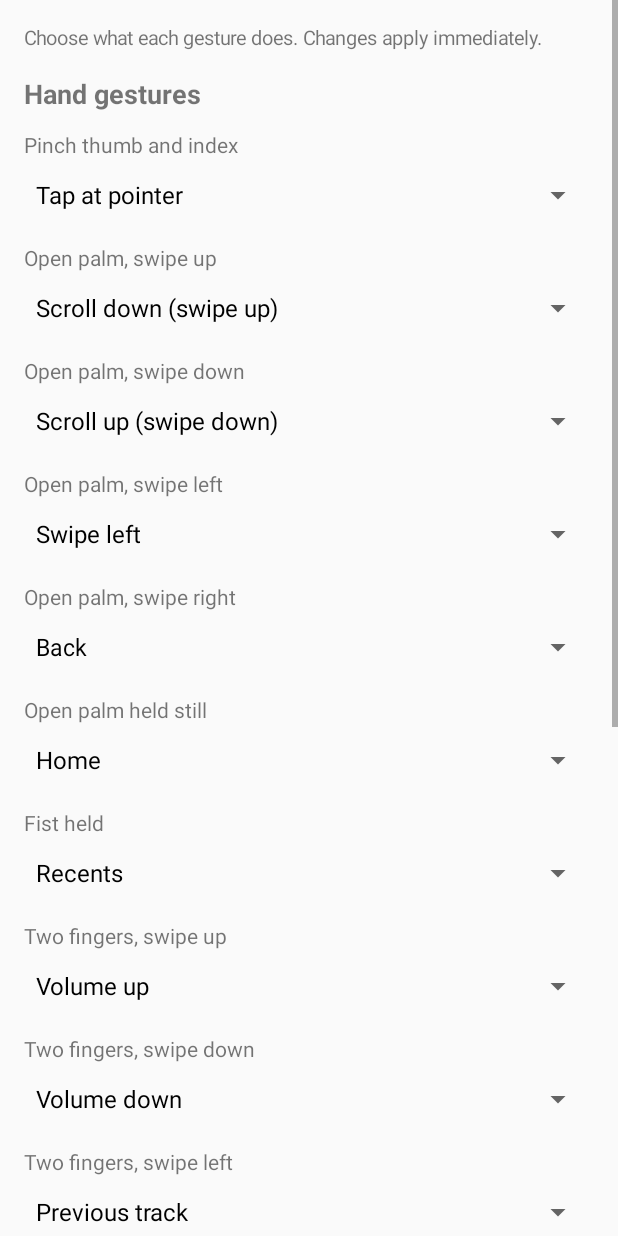
After one commit to di-dk/NoTouch, an Android app: the BindingsActivity screen opened directly, with no data from a screen before it, on a phone screen of 412 x 824 dp. The commit adds this screen. Run offline under Robolectric (Android 15) with nearby library versions, the phone set to English and light mode, and no system bars.

Commit message:
Add gesture actions screen to remap every gesture

```diff
--- a/app/src/main/AndroidManifest.xml
+++ b/app/src/main/AndroidManifest.xml
@@ -30,6 +30,10 @@
             </intent-filter>
         </activity>
 
+        <activity
+            android:name=".BindingsActivity"
+            android:exported="false" />
+
         <service
             android:name=".service.CameraGestureService"
             android:exported="false"
--- /dev/null
+++ b/app/src/main/java/dev/notouch/app/BindingsActivity.kt
@@ -0,0 +1,74 @@
+package dev.notouch.app
+
+import android.app.Activity
+import android.graphics.Typeface
+import android.os.Bundle
+import android.view.View
+import android.widget.AdapterView
+import android.widget.ArrayAdapter
+import android.widget.Button
+import android.widget.LinearLayout
+import android.widget.ScrollView
+import android.widget.Spinner
+import android.widget.TextView
+import dev.notouch.app.gesture.ActionCatalog
+import dev.notouch.app.gesture.Bindings
+import dev.notouch.app.gesture.GestureEvent
+
+/** Lets the user choose which action each gesture triggers. Changes apply immediately. */
+class BindingsActivity : Activity() {
+
+    private fun dp(v: Int) = (v * resources.displayMetrics.density).toInt()
+
+    override fun onCreate(savedInstanceState: Bundle?) {
+        super.onCreate(savedInstanceState)
+        title = "Gesture actions"
+        val col = LinearLayout(this).apply {
+            orientation = LinearLayout.VERTICAL
+            setPadding(dp(16), dp(16), dp(16), dp(24))
+        }
+        fun heading(s: String) = col.addView(TextView(this).apply {
+            text = s
+            textSize = 18f
+            typeface = Typeface.DEFAULT_BOLD
+            setPadding(0, dp(16), 0, dp(4))
+        })
+        fun row(event: GestureEvent, label: String) {
+            col.addView(TextView(this).apply { text = label; textSize = 14f; setPadding(0, dp(8), 0, 0) })
+            col.addView(Spinner(this).apply {
+                adapter = ArrayAdapter(
+                    this@BindingsActivity, android.R.layout.simple_spinner_dropdown_item,
+                    ActionCatalog.actions.map { it.first },
+                )
+                setSelection(ActionCatalog.indexOf(Settings.bindings(this@BindingsActivity).commandFor(event)), false)
+                onItemSelectedListener = object : AdapterView.OnItemSelectedListener {
+                    override fun onItemSelected(p: AdapterView<*>?, v: View?, pos: Int, id: Long) {
+                        val cmd = ActionCatalog.actions[pos].second
+                        val current = Settings.bindings(this@BindingsActivity)
+                        if (current.commandFor(event) != cmd) {
+                            Settings.setBindings(this@BindingsActivity, current.with(event, cmd))
+                        }
+                    }
+                    override fun onNothingSelected(p: AdapterView<*>?) {}
+                }
+            })
+        }
+
+        col.addView(TextView(this).apply {
+            text = "Choose what each gesture does. Changes apply immediately."
+            textSize = 13f
+        })
+        heading("Hand gestures")
+        ActionCatalog.handGestures.forEach { (e, l) -> row(e, l) }
+        heading("Face gestures")
+        ActionCatalog.faceGestures.forEach { (e, l) -> row(e, l) }
+        col.addView(Button(this).apply {
+            text = "Reset all to defaults"
+            setOnClickListener {
+                Settings.setBindings(this@BindingsActivity, Bindings.DEFAULT)
+                recreate()
+            }
+        })
+        setContentView(ScrollView(this).apply { addView(col) })
+    }
+}
--- a/app/src/main/java/dev/notouch/app/MainActivity.kt
+++ b/app/src/main/java/dev/notouch/app/MainActivity.kt
@@ -217,8 +217,13 @@ class MainActivity : Activity() {
         col.addView(liveCheck)
         col.addView(liveView)
 
-        // cheat sheet
-        col.addView(text("Hand gestures", 18f, bold = true))
+        col.addView(Button(this).apply {
+            text = "Customize gesture actions"
+            setOnClickListener { startActivity(Intent(this@MainActivity, BindingsActivity::class.java)) }
+        })
+
+        // cheat sheet (shows the default actions; use "Customize gesture actions" to change them)
+        col.addView(text("Hand gestures (defaults)", 18f, bold = true))
         col.addView(text(
             "- Point with one finger: moves the pointer\n" +
                 "- Pinch thumb and index: tap\n" +
@@ -226,7 +231,9 @@ class MainActivity : Activity() {
                 "- Open palm, swipe left: swipe left\n" +
                 "- Open palm, swipe right: Back\n" +
                 "- Open palm held still 1 s: Home\n" +
-                "- Fist held 1 s: Recents",
+                "- Fist held 1 s: Recents\n" +
+                "- Two fingers, swipe up / down: volume\n" +
+                "- Two fingers, swipe left / right: previous / next track",
         ))
         col.addView(text("Face gestures", 18f, bold = true))
         col.addView(text(
--- /dev/null
+++ b/app/src/main/java/dev/notouch/app/gesture/ActionCatalog.kt
@@ -0,0 +1,47 @@
+package dev.notouch.app.gesture
+
+/** The user-facing names for gestures and the actions they can be bound to. */
+object ActionCatalog {
+
+    val actions: List<Pair<String, Command?>> = listOf(
+        "Do nothing" to null,
+        "Tap at pointer" to Command.Tap(null),
+        "Back" to Command.Global(GlobalKind.BACK),
+        "Home" to Command.Global(GlobalKind.HOME),
+        "Recents" to Command.Global(GlobalKind.RECENTS),
+        "Open notifications" to Command.Global(GlobalKind.NOTIFICATIONS),
+        "Scroll down (swipe up)" to Command.Swipe(SwipeDir.UP),
+        "Scroll up (swipe down)" to Command.Swipe(SwipeDir.DOWN),
+        "Swipe left" to Command.Swipe(SwipeDir.LEFT),
+        "Swipe right" to Command.Swipe(SwipeDir.RIGHT),
+        "Play / pause" to Command.Media(MediaKind.PLAY_PAUSE),
+        "Next track" to Command.Media(MediaKind.NEXT),
+        "Previous track" to Command.Media(MediaKind.PREVIOUS),
+        "Volume up" to Command.Volume(up = true),
+        "Volume down" to Command.Volume(up = false),
+    )
+
+    fun indexOf(command: Command?): Int = actions.indexOfFirst { it.second == command }.coerceAtLeast(0)
+
+    val handGestures: List<Pair<GestureEvent, String>> = listOf(
+        GestureEvent.PINCH to "Pinch thumb and index",
+        GestureEvent.PALM_SWIPE_UP to "Open palm, swipe up",
+        GestureEvent.PALM_SWIPE_DOWN to "Open palm, swipe down",
+        GestureEvent.PALM_SWIPE_LEFT to "Open palm, swipe left",
+        GestureEvent.PALM_SWIPE_RIGHT to "Open palm, swipe right",
+        GestureEvent.PALM_HOLD to "Open palm held still",
+        GestureEvent.FIST_HOLD to "Fist held",
+        GestureEvent.TWO_FINGER_SWIPE_UP to "Two fingers, swipe up",
+        GestureEvent.TWO_FINGER_SWIPE_DOWN to "Two fingers, swipe down",
+        GestureEvent.TWO_FINGER_SWIPE_LEFT to "Two fingers, swipe left",
+        GestureEvent.TWO_FINGER_SWIPE_RIGHT to "Two fingers, swipe right",
+    )
+
+    val faceGestures: List<Pair<GestureEvent, String>> = listOf(
+        GestureEvent.MOUTH_OPEN to "Open mouth",
+        GestureEvent.BROWS_RAISED to "Raise eyebrows",
+        GestureEvent.SMILE_HOLD to "Hold a smile",
+        GestureEvent.PUCKER_HOLD to "Hold pursed lips",
+        GestureEvent.BLINK_HOLD to "Close both eyes for 1 s",
+    )
+}
```
Also changed, not shown: 1 other file.
